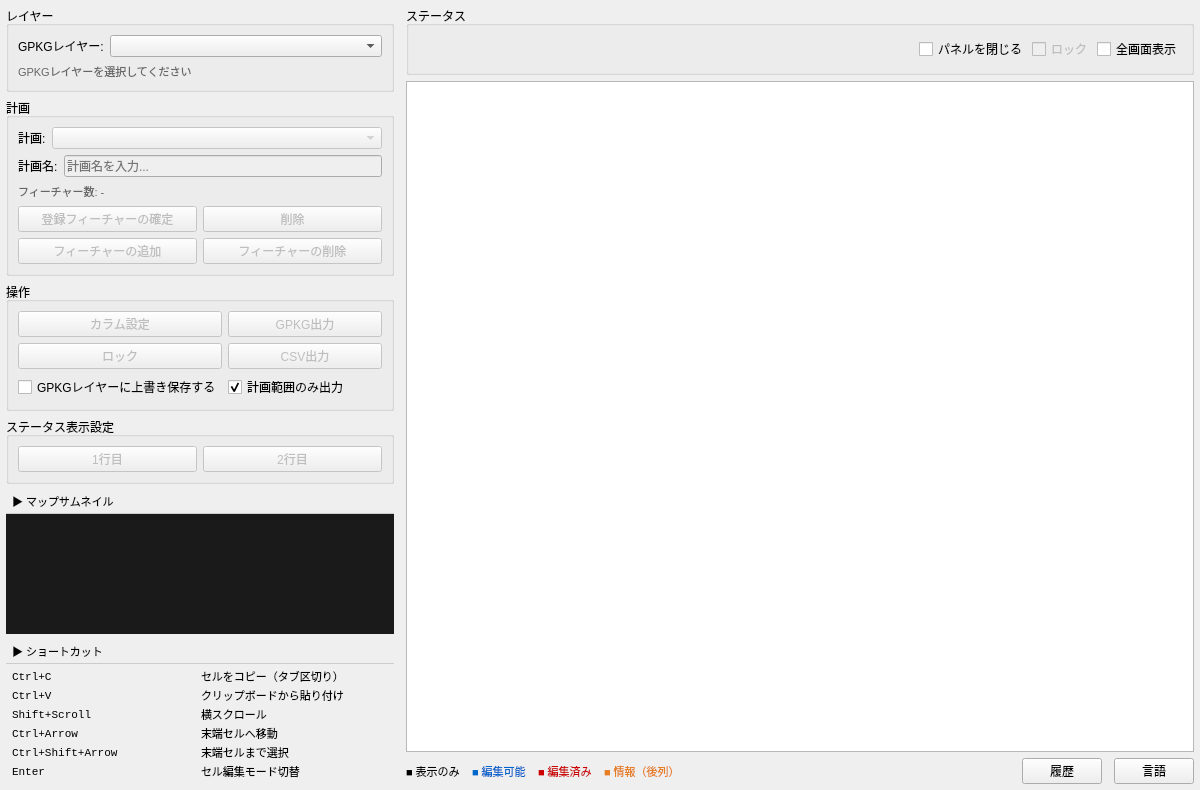
The window that gpkg_editor_dockwidget_base.ui (raw-slnc/gpkg_editor) describes before a commit, drawn with Qt 5.
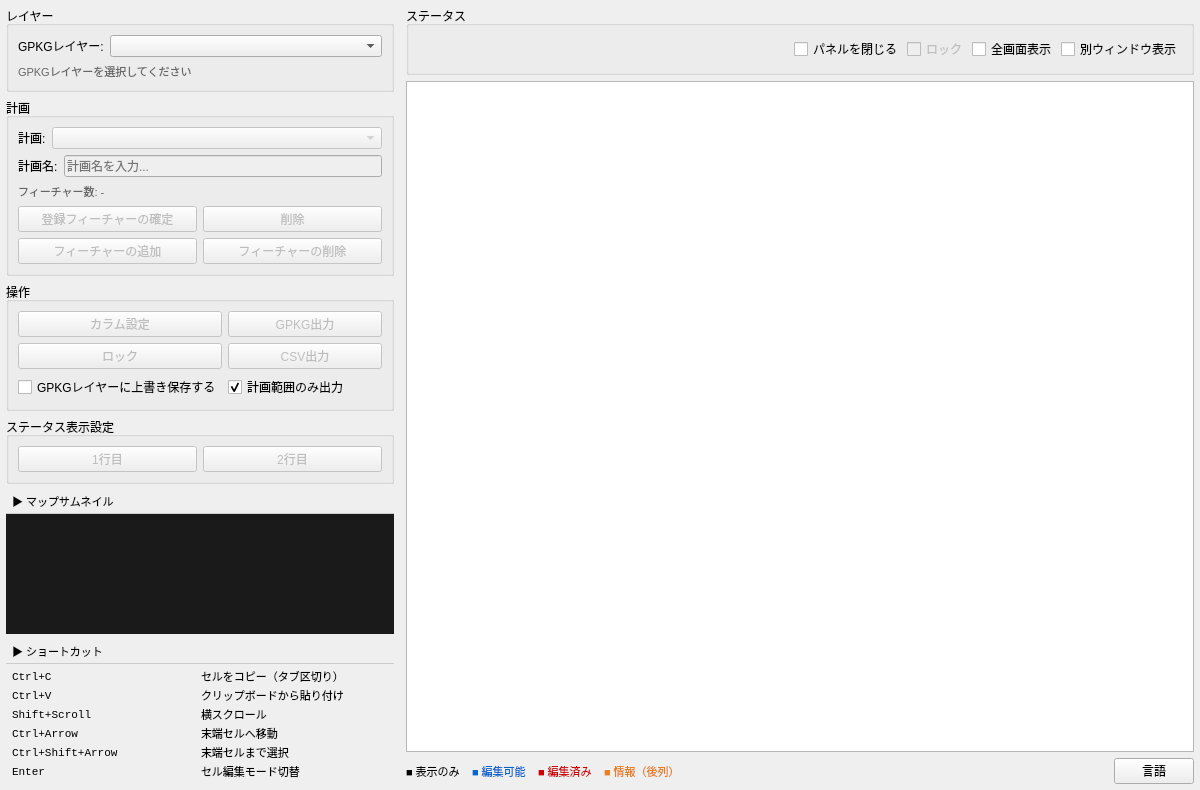
The same window after the commit.

```diff
--- a/gpkg_editor_dockwidget_base.ui
+++ b/gpkg_editor_dockwidget_base.ui
@@ -555,6 +555,13 @@
            </property>
           </widget>
          </item>
+         <item>
+          <widget class="QCheckBox" name="chkWindowMode">
+           <property name="text">
+            <string>別ウィンドウ表示</string>
+           </property>
+          </widget>
+         </item>
         </layout>
        </widget>
       </item>
@@ -614,16 +621,6 @@
           </property>
          </spacer>
         </item>
-        <item>
-         <widget class="QPushButton" name="btnHistory">
-          <property name="text">
-           <string>履歴</string>
-          </property>
-          <property name="checkable">
-           <bool>true</bool>
-          </property>
-         </widget>
-        </item>
         <item>
          <widget class="QPushButton" name="btnLanguage">
           <property name="text">
```
